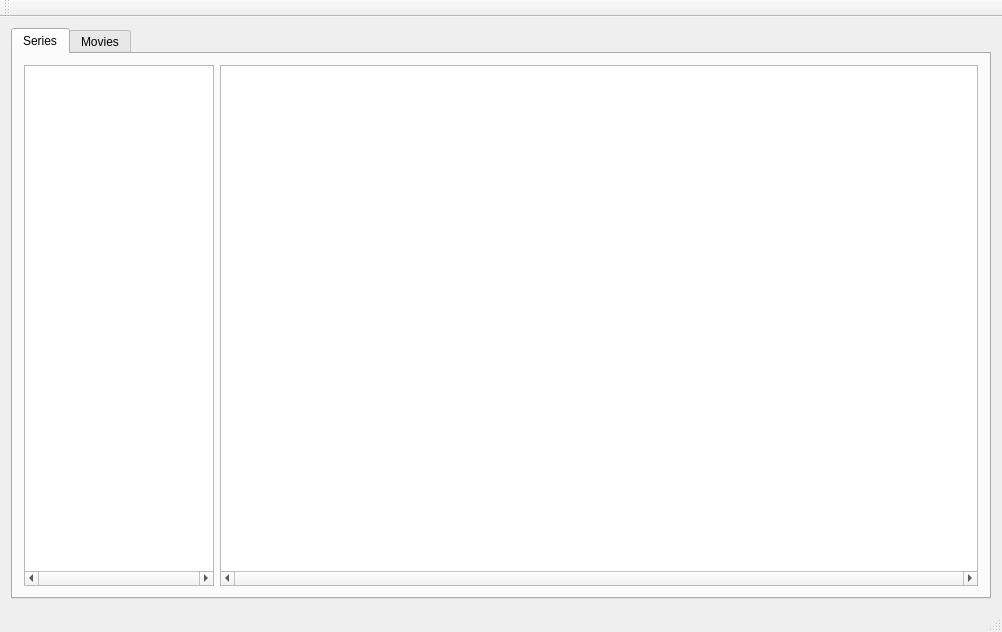
Before: the Qt Designer form cmainwindow.ui in birkeh/qtSeries, drawn with Qt 5.
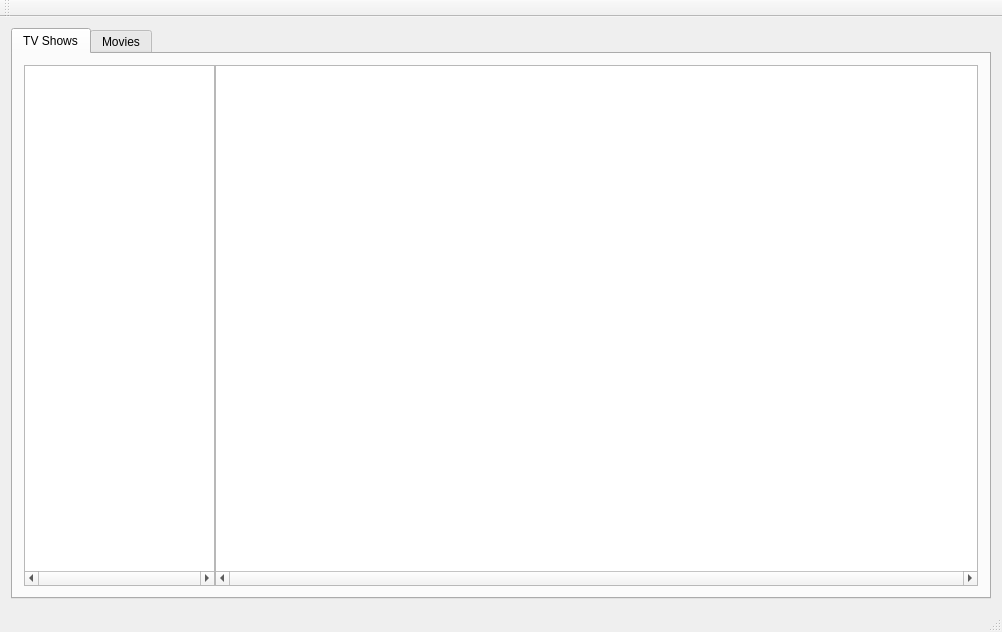
After: the same form once the commit is applied. The open tabs and pages were chosen to show the change.

Commit message: added movie functions

```diff
--- a/cmainwindow.ui
+++ b/cmainwindow.ui
@@ -22,10 +22,17 @@
       </property>
       <widget class="QWidget" name="tab">
        <attribute name="title">
-        <string>Series</string>
+        <string>TV Shows</string>
        </attribute>
        <layout class="QGridLayout" name="gridLayout">
         <item row="0" column="0">
+         <widget class="QSplitter" name="m_lpSplitter">
+          <property name="orientation">
+           <enum>Qt::Horizontal</enum>
+          </property>
+          <property name="handleWidth">
+           <number>0</number>
+          </property>
          <widget class="QTreeView" name="m_lpSeriesList1">
           <property name="sizePolicy">
            <sizepolicy hsizetype="Expanding" vsizetype="Expanding">
@@ -67,8 +74,6 @@
            <bool>false</bool>
           </attribute>
          </widget>
-        </item>
-        <item row="0" column="1">
          <widget class="QTreeView" name="m_lpSeriesList2">
           <property name="sizePolicy">
            <sizepolicy hsizetype="Expanding" vsizetype="Expanding">
@@ -101,6 +106,7 @@
            <bool>true</bool>
           </property>
          </widget>
+         </widget>
         </item>
        </layout>
       </widget>
```
Left out of the diff: 18 changed lines with no effect on the pictures. Lines whose indentation alone changed are shown as unchanged.
